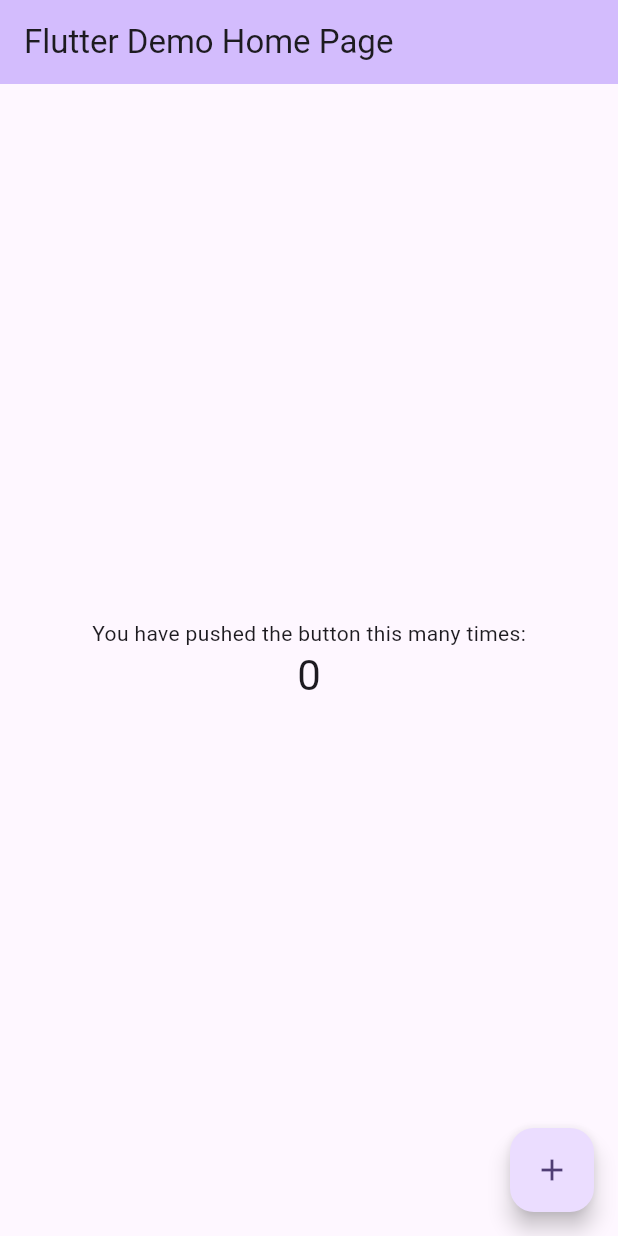
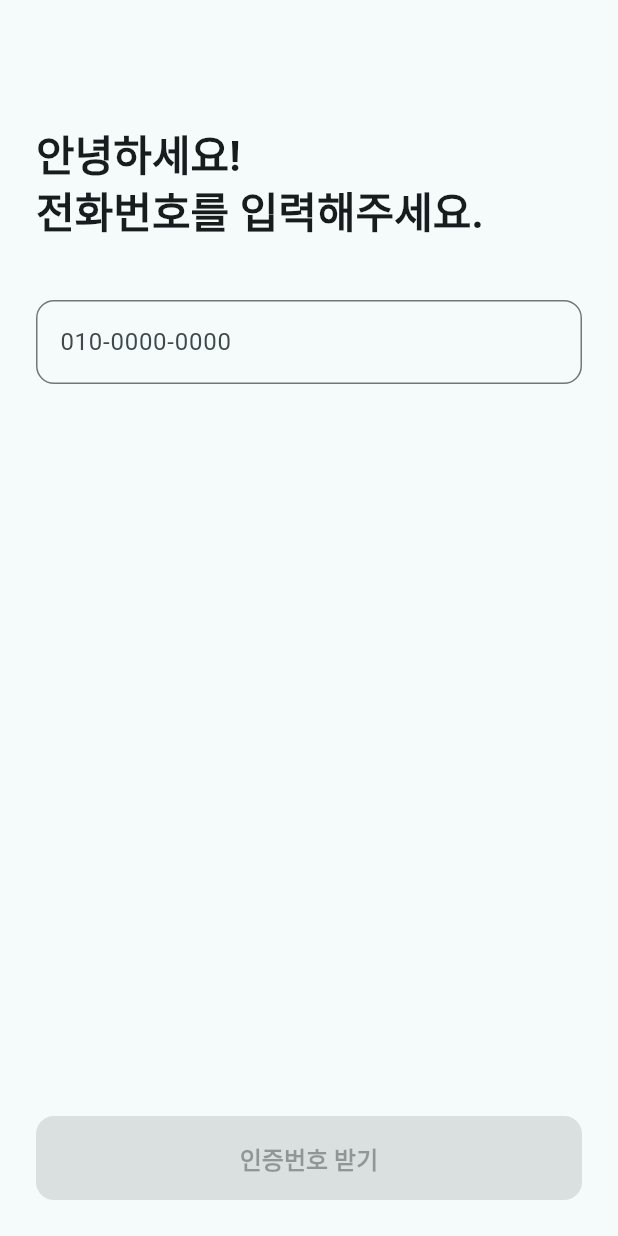
Before and after one commit to hiimjayson/nomad, a Flutter app: the screen it shows after launch, on a phone screen of 412 x 824 dp. Run offline on Flutter 3.47's test engine with Material 3 defaults, Android fonts, the light colour scheme and no system bars; our stand-ins replace dio, pin_code_fields; Roboto replaces fonts that are missing (Pretendard).

Commit message:
feat(app): 인증번호 발송, 검증 스크린 추가

```diff
--- /dev/null
+++ b/apps/nomad_app/lib/components/ui/button.dart
@@ -0,0 +1,56 @@
+import 'package:flutter/material.dart';
+import 'package:nomad_app/core/theme/app_colors.dart';
+
+class Button extends StatelessWidget {
+  final String text;
+  final VoidCallback? onPressed;
+  final bool isFullWidth;
+  final double height;
+  final Color? backgroundColor;
+  final Color? foregroundColor;
+  final bool isLoading;
+
+  const Button({
+    super.key,
+    required this.text,
+    this.onPressed,
+    this.isFullWidth = true,
+    this.height = 56,
+    this.backgroundColor,
+    this.foregroundColor,
+    this.isLoading = false,
+  });
+
+  @override
+  Widget build(BuildContext context) {
+    return SizedBox(
+      width: isFullWidth ? double.infinity : null,
+      height: height,
+      child: ElevatedButton(
+        onPressed: isLoading ? null : onPressed,
+        style: ElevatedButton.styleFrom(
+          backgroundColor: backgroundColor ?? AppColors.primary,
+          foregroundColor: foregroundColor ?? AppColors.white,
+          shape: RoundedRectangleBorder(
+            borderRadius: BorderRadius.circular(12),
+          ),
+          elevation: 0,
+          textStyle: const TextStyle(
+            fontSize: 16,
+            fontWeight: FontWeight.w600,
+          ),
+        ),
+        child: isLoading
+            ? const SizedBox(
+                width: 24,
+                height: 24,
+                child: CircularProgressIndicator(
+                  strokeWidth: 2,
+                  valueColor: AlwaysStoppedAnimation<Color>(AppColors.white),
+                ),
+              )
+            : Text(text),
+      ),
+    );
+  }
+}
--- /dev/null
+++ b/apps/nomad_app/lib/core/theme/app_colors.dart
@@ -0,0 +1,28 @@
+import 'package:flutter/material.dart';
+
+class AppColors {
+  // Primary
+  static const Color primary = Color(0xFF333333);
+
+  // Secondary
+  static const Color secondary = Color(0xFF4A90E2);
+
+  // Grayscale
+  static const Color white = Color(0xFFFFFFFF);
+  static const Color gray100 = Color(0xFFF5F5F5);
+  static const Color gray200 = Color(0xFFEEEEEE);
+  static const Color gray300 = Color(0xFFE0E0E0);
+  static const Color gray400 = Color(0xFFBDBDBD);
+  static const Color gray500 = Color(0xFF9E9E9E);
+  static const Color gray600 = Color(0xFF757575);
+  static const Color gray700 = Color(0xFF616161);
+  static const Color gray800 = Color(0xFF424242);
+  static const Color gray900 = Color(0xFF212121);
+  static const Color black = Color(0xFF000000);
+
+  // System
+  static const Color error = Color(0xFFD32F2F);
+  static const Color warning = Color(0xFFFFA000);
+  static const Color success = Color(0xFF388E3C);
+  static const Color info = Color(0xFF1976D2);
+}
--- a/apps/nomad_app/lib/main.dart
+++ b/apps/nomad_app/lib/main.dart
@@ -1,4 +1,6 @@
 import 'package:flutter/material.dart';
+import 'package:nomad_app/screens/auth/phone_auth_screen.dart';
+import 'package:nomad_app/core/theme/app_colors.dart';
 
 void main() {
   runApp(const MyApp());
@@ -7,119 +9,19 @@
 class MyApp extends StatelessWidget {
   const MyApp({super.key});
 
-  // This widget is the root of your application.
   @override
   Widget build(BuildContext context) {
     return MaterialApp(
-      title: 'Flutter Demo',
+      title: 'Nomad',
       theme: ThemeData(
-        // This is the theme of your application.
-        //
-        // TRY THIS: Try running your application with "flutter run". You'll see
-        // the application has a purple toolbar. Then, without quitting the app,
-        // try changing the seedColor in the colorScheme below to Colors.green
-        // and then invoke "hot reload" (save your changes or press the "hot
-        // reload" button in a Flutter-supported IDE, or press "r" if you used
-        // the command line to start the app).
-        //
-        // Notice that the counter didn't reset back to zero; the application
-        // state is not lost during the reload. To reset the state, use hot
-        // restart instead.
-        //
-        // This works for code too, not just values: Most code changes can be
-        // tested with just a hot reload.
-        colorScheme: ColorScheme.fromSeed(seedColor: Colors.deepPurple),
+        colorScheme: ColorScheme.fromSeed(
+          seedColor: AppColors.primary,
+          primary: AppColors.primary,
+        ),
         useMaterial3: true,
+        fontFamily: 'Pretendard',
       ),
-      home: const MyHomePage(title: 'Flutter Demo Home Page'),
+      home: const PhoneAuthScreen(),
     );
   }
 }
-
-class MyHomePage extends StatefulWidget {
-  const MyHomePage({super.key, required this.title});
-
-  // This widget is the home page of your application. It is stateful, meaning
-  // that it has a State object (defined below) that contains fields that affect
-  // how it looks.
-
-  // This class is the configuration for the state. It holds the values (in this
-  // case the title) provided by the parent (in this case the App widget) and
-  // used by the build method of the State. Fields in a Widget subclass are
-  // always marked "final".
-
-  final String title;
-
-  @override
-  State<MyHomePage> createState() => _MyHomePageState();
-}
-
-class _MyHomePageState extends State<MyHomePage> {
-  int _counter = 0;
-
-  void _incrementCounter() {
-    setState(() {
-      // This call to setState tells the Flutter framework that something has
-      // changed in this State, which causes it to rerun the build method below
-      // so that the display can reflect the updated values. If we changed
-      // _counter without calling setState(), then the build method would not be
-      // called again, and so nothing would appear to happen.
-      _counter++;
-    });
-  }
-
-  @override
-  Widget build(BuildContext context) {
-    // This method is rerun every time setState is called, for instance as done
-    // by the _incrementCounter method above.
-    //
-    // The Flutter framework has been optimized to make rerunning build methods
-    // fast, so that you can just rebuild anything that needs updating rather
-    // than having to individually change instances of widgets.
-    return Scaffold(
-      appBar: AppBar(
-        // TRY THIS: Try changing the color here to a specific color (to
-        // Colors.amber, perhaps?) and trigger a hot reload to see the AppBar
-        // change color while the other colors stay the same.
-        backgroundColor: Theme.of(context).colorScheme.inversePrimary,
-        // Here we take the value from the MyHomePage object that was created by
-        // the App.build method, and use it to set our appbar title.
-        title: Text(widget.title),
-      ),
-      body: Center(
-        // Center is a layout widget. It takes a single child and positions it
-        // in the middle of the parent.
-        child: Column(
-          // Column is also a layout widget. It takes a list of children and
-          // arranges them vertically. By default, it sizes itself to fit its
-          // children horizontally, and tries to be as tall as its parent.
-          //
-          // Column has various properties to control how it sizes itself and
-          // how it positions its children. Here we use mainAxisAlignment to
-          // center the children vertically; the main axis here is the vertical
-          // axis because Columns are vertical (the cross axis would be
-          // horizontal).
-          //
-          // TRY THIS: Invoke "debug painting" (choose the "Toggle Debug Paint"
-          // action in the IDE, or press "p" in the console), to see the
-          // wireframe for each widget.
-          mainAxisAlignment: MainAxisAlignment.center,
-          children: <Widget>[
-            const Text(
-              'You have pushed the button this many times:',
-            ),
-            Text(
-              '$_counter',
-              style: Theme.of(context).textTheme.headlineMedium,
-            ),
-          ],
-        ),
-      ),
-      floatingActionButton: FloatingActionButton(
-        onPressed: _incrementCounter,
-        tooltip: 'Increment',
-        child: const Icon(Icons.add),
-      ), // This trailing comma makes auto-formatting nicer for build methods.
-    );
-  }
-}
--- /dev/null
+++ b/apps/nomad_app/lib/screens/auth/phone_auth_screen.dart
@@ -0,0 +1,115 @@
+import 'package:flutter/material.dart';
+import 'package:flutter/services.dart';
+import 'package:nomad_app/screens/auth/verification_screen.dart';
+import 'package:nomad_app/components/ui/button.dart';
+import 'package:nomad_app/services/auth/auth_service.dart';
+
+class PhoneAuthScreen extends StatefulWidget {
+  const PhoneAuthScreen({super.key});
+
+  @override
+  State<PhoneAuthScreen> createState() => _PhoneAuthScreenState();
+}
+
+class _PhoneAuthScreenState extends State<PhoneAuthScreen> {
+  final _phoneController = TextEditingController();
+  bool _isValid = false;
+  bool _isLoading = false;
+
+  @override
+  void dispose() {
+    _phoneController.dispose();
+    super.dispose();
+  }
+
+  void _validatePhone(String value) {
+    setState(() {
+      _isValid = value.length == 13; // 010-0000-0000 형식
+    });
+  }
+
+  void _formatPhone(String value) {
+    if (value.length > 13) return;
+
+    var newValue = value.replaceAll('-', '');
+    if (newValue.length > 3) {
+      newValue = '${newValue.substring(0, 3)}-${newValue.substring(3)}';
+    }
+    if (newValue.length > 8) {
+      newValue = '${newValue.substring(0, 8)}-${newValue.substring(8)}';
+    }
+
+    if (newValue != value) {
+      _phoneController.value = TextEditingValue(
+        text: newValue,
+        selection: TextSelection.collapsed(offset: newValue.length),
+      );
+    }
+  }
+
+  @override
+  Widget build(BuildContext context) {
+    return Scaffold(
+      body: SafeArea(
+        child: Padding(
+          padding: const EdgeInsets.all(24.0),
+          child: Column(
+            crossAxisAlignment: CrossAxisAlignment.start,
+            children: [
+              const SizedBox(height: 60),
+              Text(
+                '안녕하세요!\n전화번호를 입력해주세요.',
+                style: Theme.of(context).textTheme.headlineMedium?.copyWith(
+                      fontWeight: FontWeight.bold,
+                    ),
+              ),
+              const SizedBox(height: 40),
+              TextField(
+                controller: _phoneController,
+                keyboardType: TextInputType.phone,
+                decoration: InputDecoration(
+                  hintText: '010-0000-0000',
+                  border: OutlineInputBorder(
+                    borderRadius: BorderRadius.circular(12),
+                  ),
+                ),
+                onChanged: (value) {
+                  _formatPhone(value);
+                  _validatePhone(value);
+                },
+              ),
+              const Spacer(),
+              Button(
+                text: '인증번호 받기',
+                isLoading: _isLoading,
+                onPressed: _isValid
+                    ? () async {
+                        setState(() => _isLoading = true);
+                        try {
+                          await authService
+                              .sendVerification(_phoneController.text);
+                          Navigator.push(
+                            context,
+                            MaterialPageRoute(
+                              builder: (context) => VerificationScreen(
+                                phoneNumber: _phoneController.text,
+                              ),
+                            ),
+                          );
+                        } catch (e) {
+                          ScaffoldMessenger.of(context).showSnackBar(
+                            SnackBar(content: Text(e.toString())),
+                          );
+                        } finally {
+                          setState(() => _isLoading = false);
+                        }
+                      }
+                    : null,
+              ),
+            ],
+          ),
+        ),
+      ),
+    );
+  }
+}
```
Also changed, not shown: apps/nomad_app/lib/components/ui/pin_code_field.dart (added, +52 -0 lines), apps/nomad_app/lib/screens/auth/verification_screen.dart (added, +95 -0 lines), apps/nomad_app/lib/services/auth/auth_service.dart (added, +51 -0 lines), apps/nomad_app/lib/services/auth/types.dart (added, +9 -0 lines), apps/nomad_app/pubspec.yaml (+8 -7 lines), apps/nomad_app/pubspec.lock, 2 other files.
